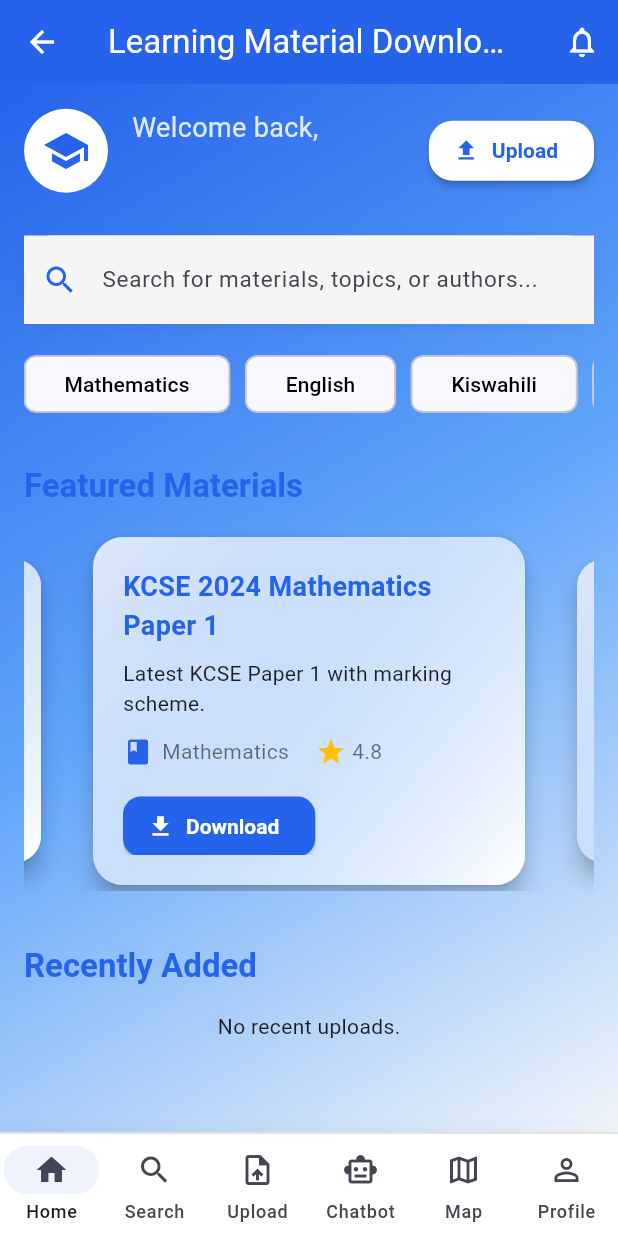
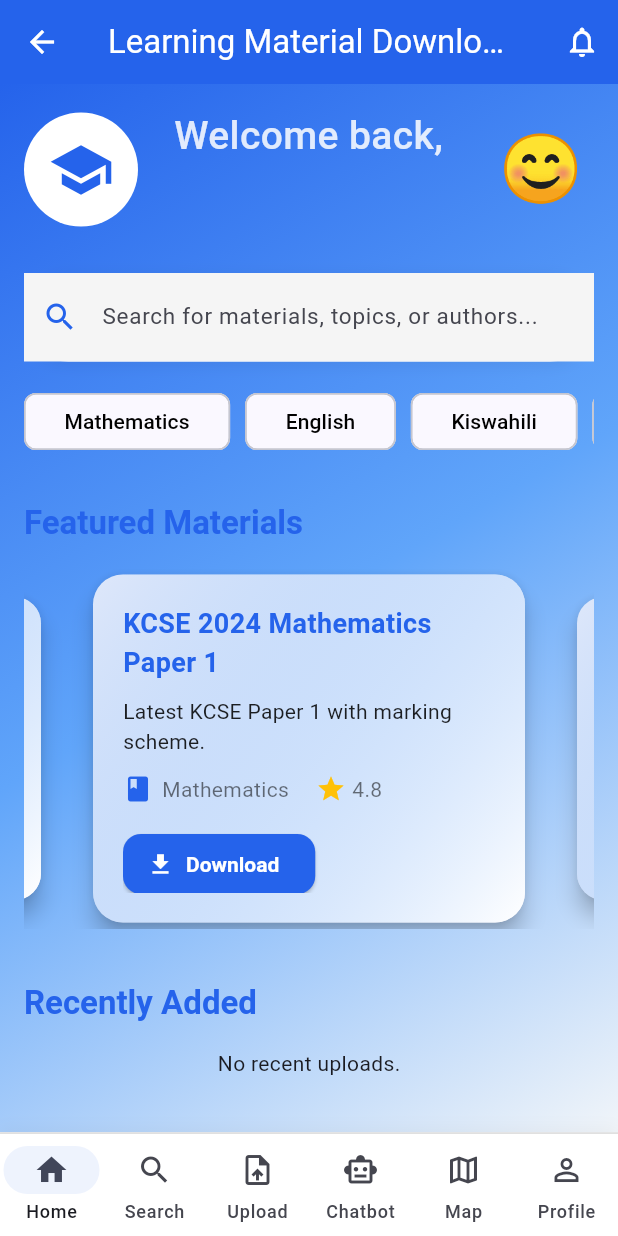
Before and after one commit to Faqih001/learning_material_downloader-app, a Flutter app: the HomeScreen screen opened by its route, on a phone screen of 412 x 824 dp. Run offline on Flutter 3.47's test engine with Material 3 defaults, Android fonts, the phone set to English and light mode, and no system bars; drawn by our look-alikes of carousel_slider; our stand-ins replace file_picker, flutter_dotenv, google_generative_ai, google_maps_flutter, shared_preferences, smooth_page_indicator and 1 more; accounts and stored records are empty.

Commit message:
feat: Enhance _HomeTab layout with responsive avatar and text sizes for improved user experience

```diff
--- a/lib/screens/home_screen.dart
+++ b/lib/screens/home_screen.dart
@@ -268,15 +268,15 @@ class _HomeTab extends StatelessWidget {
                                 Row(
                                   children: [
                                     CircleAvatar(
-                                      radius: 28,
+                                      radius: isWide ? 48 : 38,
                                       backgroundColor: Colors.white,
                                       child: Icon(
                                         Icons.school,
                                         color: Color(0xFF2563EB),
-                                        size: 32,
+                                        size: isWide ? 60 : 44,
                                       ),
                                     ),
-                                    const SizedBox(width: 16),
+                                    const SizedBox(width: 24),
                                     Column(
                                       crossAxisAlignment: CrossAxisAlignment.start,
                                       children: [
@@ -286,7 +286,8 @@ class _HomeTab extends StatelessWidget {
                                             color: Colors.white.withValues(
                                               alpha: 0.85,
                                             ),
-                                            fontSize: isWide ? 22 : 18,
+                                            fontSize: isWide ? 36 : 26,
+                                            fontWeight: FontWeight.w500,
                                           ),
                                         ),
                                         Text(
@@ -296,27 +297,21 @@ class _HomeTab extends StatelessWidget {
                                               alpha: 1.0,
                                             ),
                                             fontWeight: FontWeight.bold,
-                                            fontSize: isWide ? 28 : 22,
+                                            fontSize: isWide ? 48 : 32,
                                           ),
                                         ),
                                       ],
                                     ),
                                   ],
                                 ),
-                                ElevatedButton.icon(
-                                  style: ElevatedButton.styleFrom(
-                                    backgroundColor: Colors.white,
-                                    foregroundColor: Color(0xFF2563EB),
-                                    shape: RoundedRectangleBorder(
-                                      borderRadius: BorderRadius.circular(16),
+                                Padding(
+                                  padding: const EdgeInsets.only(right: 8.0),
+                                  child: Text(
+                                    '😊',
+                                    style: TextStyle(
+                                      fontSize: isWide ? 64 : 44,
                                     ),
-                                    elevation: 2,
                                   ),
-                                  onPressed: () {
-                                    Navigator.pushNamed(context, '/upload');
-                                  },
-                                  icon: const Icon(Icons.upload),
-                                  label: const Text('Upload'),
                                 ),
                               ],
                             ),
@@ -325,7 +320,7 @@ class _HomeTab extends StatelessWidget {
                             Container(
                               decoration: BoxDecoration(
                                 color: Colors.white,
-                                borderRadius: BorderRadius.circular(18),
+                                borderRadius: BorderRadius.circular(32),
                                 boxShadow: [
                                   BoxShadow(
                                     color: Colors.black.withValues(alpha: 0.06),
```
